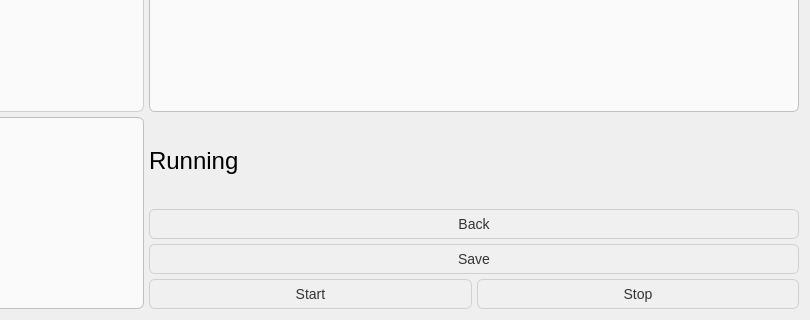
Before: the Qt Designer form secondmainwindow.ui in daniltaro/Qt_IDS, drawn with Qt 5; both pictures show x 430 to 1240 and y 377 to 697 of the 1240 by 697 pixel window.
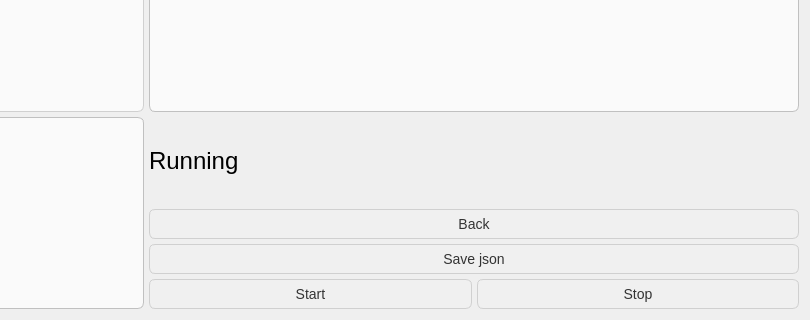
After: the same form once the commit is applied.

```diff
--- a/secondmainwindow.ui
+++ b/secondmainwindow.ui
@@ -204,7 +204,7 @@
 }</string>
      </property>
      <property name="text">
-      <string>Save</string>
+      <string>Save json</string>
      </property>
      <property name="autoDefault">
       <bool>true</bool>
```
Left out of the diff: 204 changed lines with no effect on the pictures.
